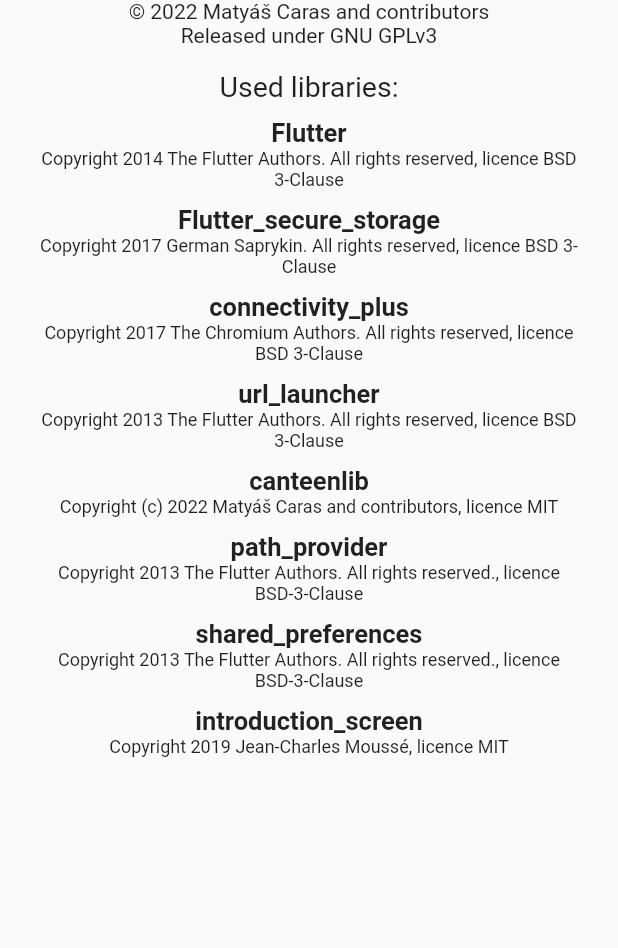
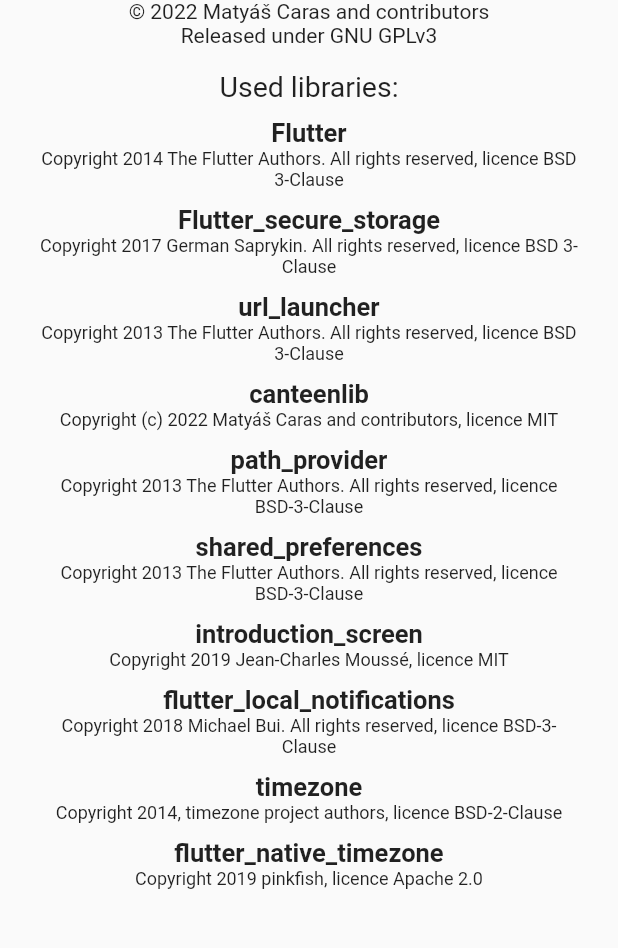
Before and after one commit to hernikplays/opencanteen, a Flutter app: the AboutPage screen opened directly, on a phone screen of 412 x 824 dp, the part 137-1085 px from its top. Run offline on Flutter 3.47's test engine with Material 2 defaults, Android fonts, the phone set to English and light mode, and no system bars; our stand-ins replace flutter_local_notifications, flutter_native_timezone, flutter_secure_storage, introduction_screen, shared_preferences, timezone; missing offline and left inert: canteenlib; accounts and stored records are empty.

Commit message:
fix: aktualizovat licence

```diff
--- a/lib/okna/about.dart
+++ b/lib/okna/about.dart
@@ -44,11 +44,6 @@ class _AboutPageState extends State<AboutPage> {
                   "https://github.com/mogol/flutter_secure_storage/blob/develop/flutter_secure_storage/LICENSE"),
               const SizedBox(height: 10),
               cudlik(
-                  "connectivity_plus",
-                  "Copyright 2017 The Chromium Authors. All rights reserved, licence BSD 3-Clause",
-                  "https://github.com/fluttercommunity/plus_plugins/blob/main/packages/connectivity_plus/connectivity_plus/LICENSE"),
-              const SizedBox(height: 10),
-              cudlik(
                   "url_launcher",
                   "Copyright 2013 The Flutter Authors. All rights reserved, licence BSD 3-Clause",
                   "https://github.com/flutter/plugins/blob/main/packages/url_launcher/url_launcher/LICENSE"),
@@ -60,18 +55,33 @@ class _AboutPageState extends State<AboutPage> {
               const SizedBox(height: 10),
               cudlik(
                   "path_provider",
-                  "Copyright 2013 The Flutter Authors. All rights reserved., licence BSD-3-Clause",
+                  "Copyright 2013 The Flutter Authors. All rights reserved, licence BSD-3-Clause",
                   "https://github.com/flutter/plugins/blob/main/packages/path_provider/path_provider/LICENSE"),
               const SizedBox(height: 10),
               cudlik(
                   "shared_preferences",
-                  "Copyright 2013 The Flutter Authors. All rights reserved., licence BSD-3-Clause",
+                  "Copyright 2013 The Flutter Authors. All rights reserved, licence BSD-3-Clause",
                   "https://github.com/flutter/plugins/blob/main/packages/path_provider/path_provider/LICENSE"),
               const SizedBox(height: 10),
               cudlik(
                   "introduction_screen",
                   "Copyright 2019 Jean-Charles Moussé, licence MIT",
-                  "https://github.com/Pyozer/introduction_screen/blob/master/LICENSE")
+                  "https://github.com/Pyozer/introduction_screen/blob/master/LICENSE"),
+              const SizedBox(height: 10),
+              cudlik(
+                  "flutter_local_notifications",
+                  "Copyright 2018 Michael Bui. All rights reserved, licence BSD-3-Clause",
+                  "https://github.com/MaikuB/flutter_local_notifications/blob/master/flutter_local_notifications/LICENSE"),
+              const SizedBox(height: 10),
+              cudlik(
+                  "timezone",
+                  "Copyright 2014, timezone project authors, licence BSD-2-Clause",
+                  "https://github.com/srawlins/timezone/blob/master/LICENSE"),
+              const SizedBox(height: 10),
+              cudlik(
+                  "flutter_native_timezone",
+                  "Copyright 2019 pinkfish, licence Apache 2.0",
+                  "https://github.com/pinkfish/flutter_native_timezone/blob/master/LICENSE"),
             ]),
           ),
         ),
```
